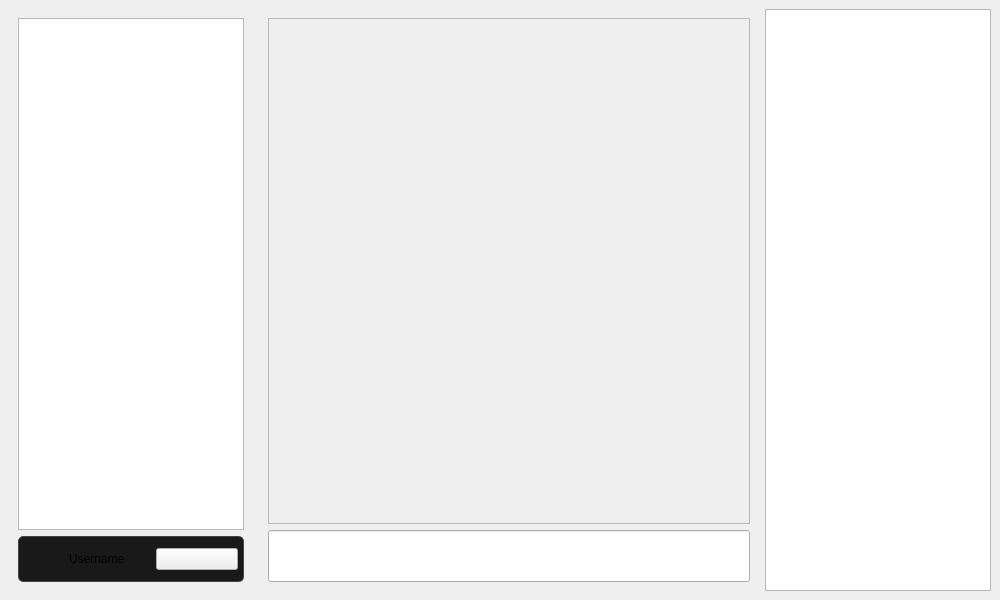
First picture: the form in client/src/mainwindow.ui, repository SeppNel/Perry, before the edit.
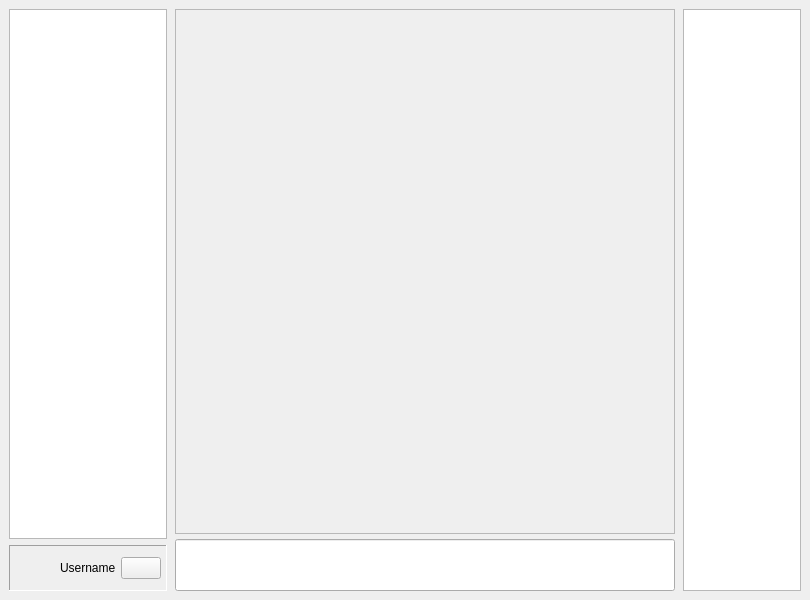
Second picture: the form after the edit. Icons and pictures are not drawn.

Patch:
```diff
--- a/client/src/mainwindow.ui
+++ b/client/src/mainwindow.ui
@@ -6,7 +6,7 @@
    <rect>
     <x>0</x>
     <y>0</y>
-    <width>1000</width>
+    <width>810</width>
     <height>600</height>
    </rect>
   </property>
@@ -18,6 +18,18 @@
     <item>
      <widget class="QWidget" name="widget" native="true">
       <layout class="QVBoxLayout" name="verticalLayout_2">
+       <property name="leftMargin">
+        <number>0</number>
+       </property>
+       <property name="topMargin">
+        <number>0</number>
+       </property>
+       <property name="rightMargin">
+        <number>0</number>
+       </property>
+       <property name="bottomMargin">
+        <number>0</number>
+       </property>
        <item>
         <widget class="QListWidget" name="channelsList">
          <property name="sizeIncrement">
@@ -26,6 +38,9 @@
            <height>0</height>
           </size>
          </property>
+         <property name="spacing">
+          <number>2</number>
+         </property>
         </widget>
        </item>
        <item>
@@ -40,11 +55,7 @@
           <bool>false</bool>
          </property>
          <property name="styleSheet">
-          <string notr="true">#userBar{
-background-color: #191919;
-border-radius: 5px;
-border: 1px solid #444444;
-}</string>
+          <string notr="true"/>
          </property>
          <property name="frameShape">
           <enum>QFrame::Shape::Panel</enum>
@@ -128,6 +139,22 @@
       </layout>
      </widget>
     </item>
+    <item>
+     <spacer name="horizontalSpacer_2">
+      <property name="orientation">
+       <enum>Qt::Orientation::Horizontal</enum>
+      </property>
+      <property name="sizeType">
+       <enum>QSizePolicy::Policy::Fixed</enum>
+      </property>
+      <property name="sizeHint" stdset="0">
+       <size>
+        <width>2</width>
+        <height>20</height>
+       </size>
+      </property>
+     </spacer>
+    </item>
     <item>
      <widget class="QWidget" name="mainArea" native="true">
       <property name="sizePolicy">
@@ -149,8 +176,29 @@
        </size>
       </property>
       <layout class="QVBoxLayout" name="verticalLayout">
+       <property name="spacing">
+        <number>5</number>
+       </property>
+       <property name="leftMargin">
+        <number>0</number>
+       </property>
+       <property name="topMargin">
+        <number>0</number>
+       </property>
+       <property name="rightMargin">
+        <number>0</number>
+       </property>
+       <property name="bottomMargin">
+        <number>0</number>
+       </property>
        <item>
         <widget class="QScrollArea" name="chatArea">
+         <property name="autoFillBackground">
+          <bool>true</bool>
+         </property>
+         <property name="frameShadow">
+          <enum>QFrame::Shadow::Sunken</enum>
+         </property>
          <property name="widgetResizable">
           <bool>true</bool>
          </property>
@@ -159,8 +207,8 @@
            <rect>
             <x>0</x>
             <y>0</y>
-            <width>484</width>
-            <height>514</height>
+            <width>496</width>
+            <height>527</height>
            </rect>
           </property>
           <layout class="QVBoxLayout" name="chatAreaLayout">
@@ -187,6 +235,22 @@
       </layout>
      </widget>
     </item>
+    <item>
+     <spacer name="horizontalSpacer">
+      <property name="orientation">
+       <enum>Qt::Orientation::Horizontal</enum>
+      </property>
+      <property name="sizeType">
+       <enum>QSizePolicy::Policy::Fixed</enum>
+      </property>
+      <property name="sizeHint" stdset="0">
+       <size>
+        <width>2</width>
+        <height>1</height>
+       </size>
+      </property>
+     </spacer>
+    </item>
     <item>
      <widget class="QListWidget" name="membersList">
       <property name="sizeIncrement">
```
